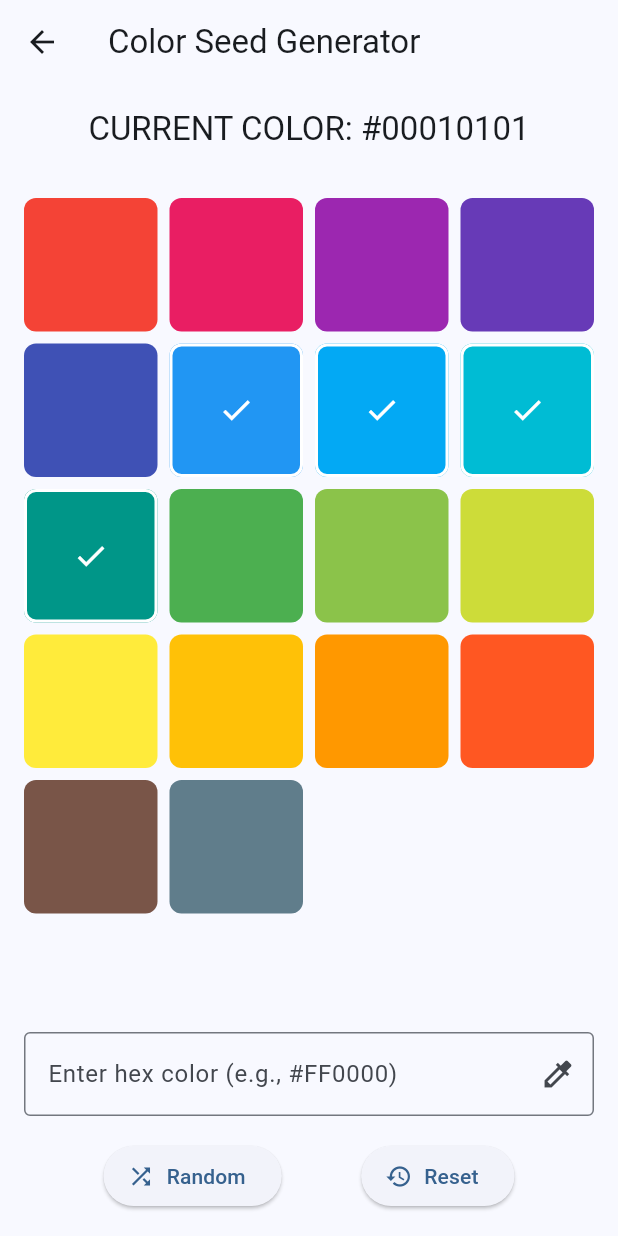
After one commit to dongguowu/material_palette, a Flutter app: the SeedColorGeneratorPage screen opened directly, after a tap on "Random", after a tap on "Reset", on a phone screen of 412 x 824 dp. The commit adds this screen. Run offline on Flutter 3.47's test engine with Material 3 defaults, Android fonts, the phone set to English and light mode, and no system bars; our stand-ins replace auto_route, flutter_riverpod, fpdart, freezed_annotation, get_it, logger and 2 more; missing offline and left inert: flutter_adaptive_scaffold, flutter_logs; accounts and stored records are empty; generated files the repository leaves out were written again.

Commit message:
#1.0.9 add color picker for seed color

```diff
--- /dev/null
+++ b/lib/features/app/app_color/app_color_seed_notifier.dart
@@ -0,0 +1,54 @@
+import 'package:flutter/material.dart';
+import 'package:riverpod_annotation/riverpod_annotation.dart';
+
+import '../app_logger/ui/app_logger.dart';
+
+part 'app_color_seed_notifier.g.dart';
+
+/// A notifier that manages the app's color seed for generating color schemes.
+@riverpod
+class ColorSeedNotifier extends _$ColorSeedNotifier {
+  /// The default color seed used when the app starts.
+  static const Color defaultColorSeed = Colors.blue;
+
+  @override
+  Color build() {
+    // Return the default color seed as the initial state
+    return defaultColorSeed;
+  }
+
+  /// Updates the color seed to a new value.
+  /// This will trigger a rebuild of any widgets watching this provider.
+  void updateColorSeed(Color newColor) {
+    state = newColor;
+  }
+
+  /// Converts a color string to a Color object.
+  /// Accepts hex strings in the format: '#RRGGBB' or '#AARRGGBB'
+  /// Returns null if the string cannot be parsed.
+  Color? _getColorFromString(String colorString) {
+    // Remove any leading '#' character
+    final hexString = colorString.replaceFirst('#', '');
+
+    // Parse the hex string based on its length
+    try {
+      if (hexString.length == 6) {
+        // RGB format
+        return Color(int.parse('FF$hexString', radix: 16));
+      } else if (hexString.length == 8) {
+        // ARGB format
+        return Color(int.parse(hexString, radix: 16));
+      }
+    } catch (e) {
+      logError('Error parsing color string: $colorString');
+    }
+    return null;
+  }
+
+  void updateColorFromString(String colorString) {
+    final color = _getColorFromString(colorString);
+    if (color != null) {
+      state = color;
+    }
+  }
+}
--- a/lib/features/app/app_layout/root_screen_helper.dart
+++ b/lib/features/app/app_layout/root_screen_helper.dart
@@ -8,7 +8,7 @@ class RootHelper {
 
   static List<PageRouteInfo<Object?>> routes = [
     const HomeRoute(), // 0
-    const HomeRoute(), // 0
+    const SeedColorGeneratorRoute(), // 0
     const ColorHelperRoute(), // 0
     const AboutRoute(), // 0
     // TemperatureHistoryRoute(vehicleId: '123'), // 2
--- a/lib/features/app/app_router/app_router.dart
+++ b/lib/features/app/app_router/app_router.dart
@@ -24,6 +24,11 @@ class AppRouter extends RootStackRouter {
       initial: true,
       children: [
         AutoRoute(page: HomeRoute.page, path: 'home', initial: true),
+        AutoRoute(
+          page: SeedColorGeneratorRoute.page,
+          path: 'seed-color-generator',
+          initial: false,
+        ),
         AutoRoute(page: ColorHelperRoute.page, path: 'helper', initial: false),
         AutoRoute(page: AboutRoute.page, path: 'about', initial: false),
       ],
--- /dev/null
+++ b/lib/features/palette/ui/seed_color_generator_page.dart
@@ -0,0 +1,481 @@
+import 'dart:math' show pi, cos, sin, atan2;
+import 'package:auto_route/auto_route.dart';
+import 'package:flutter/material.dart';
+import 'package:flutter_riverpod/flutter_riverpod.dart';
+import '../../app/app_color/app_color_seed_notifier.dart';
+
+/// A page that allows users to generate and select color seeds for the app's theme.
+///
+/// This page provides multiple ways to select a color:
+/// * A grid of predefined Material Design colors
+/// * A color picker for custom color selection
+/// * A text input for custom hex color values
+/// * A random color generator
+/// * A reset option to return to the default color
+///
+/// The selected color is managed by [ColorSeedNotifier] and will affect the app's
+/// theme throughout the application.
+@RoutePage(name: 'SeedColorGeneratorRoute')
+class SeedColorGeneratorPage extends ConsumerWidget {
+  /// Creates a [SeedColorGeneratorPage].
+  const SeedColorGeneratorPage({super.key});
+
+  /// A list of predefined Material Design colors available for selection.
+  ///
+  /// These colors are used to generate the color grid and serve as options
+  /// for the random color generator.
+  static const List<MaterialColor> materialColors = [
+    Colors.red,
+    Colors.pink,
+    Colors.purple,
+    Colors.deepPurple,
+    Colors.indigo,
+    Colors.blue,
+    Colors.lightBlue,
+    Colors.cyan,
+    Colors.teal,
+    Colors.green,
+    Colors.lightGreen,
+    Colors.lime,
+    Colors.yellow,
+    Colors.amber,
+    Colors.orange,
+    Colors.deepOrange,
+    Colors.brown,
+    Colors.blueGrey,
+  ];
+
+  /// Shows a color picker dialog for custom color selection.
+  ///
+  /// Returns the selected color or null if the dialog is dismissed.
+  Future<Color?> _showColorPicker(BuildContext context, Color initialColor) {
+    Color pickerColor = initialColor;
+    final ValueNotifier<double> brightnessNotifier = ValueNotifier(
+      HSVColor.fromColor(initialColor).value,
+    );
+
+    return showDialog<Color>(
+      context: context,
+      builder: (BuildContext context) {
+        return AlertDialog(
+          title: const Text('Pick a color'),
+          content: SingleChildScrollView(
+            child: Column(
+              mainAxisSize: MainAxisSize.min,
+              children: [
+                // Color wheel picker
+                SizedBox(
+                  width: 280,
+                  height: 280,
+                  child: Stack(
+                    alignment: Alignment.center,
+                    children: [
+                      // Color wheel
+                      ValueListenableBuilder<double>(
+                        valueListenable: brightnessNotifier,
+                        builder: (context, brightness, _) {
+                          return _ColorWheel(
+                            currentColor: pickerColor,
+                            brightness: brightness,
+                            onColorChanged: (color) {
+                              pickerColor = color;
+                              (context as Element).markNeedsBuild();
+                            },
+                          );
+                        },
+                      ),
+                      // Brightness slider (circular)
+                      Positioned(
+                        right: 0,
+                        child: SizedBox(
+                          height: 280,
+                          width: 32,
+                          child: RotatedBox(
+                            quarterTurns: -1,
+                            child: SliderTheme(
+                              data: SliderThemeData(
+                                trackHeight: 12,
+                                activeTrackColor: Colors.grey[300],
+                                inactiveTrackColor: Colors.grey[300],
+                                thumbColor: Colors.white,
+                                overlayColor: Colors.white.withAlpha(32),
+                                thumbShape: const RoundSliderThumbShape(
+                                  enabledThumbRadius: 8,
+                                ),
+                              ),
+                              child: Slider(
+                                value: brightnessNotifier.value,
+                                onChanged: (value) {
+                                  brightnessNotifier.value = value;
+                                  final hsv = HSVColor.fromColor(pickerColor);
+                                  pickerColor = hsv.withValue(value).toColor();
+                                  (context as Element).markNeedsBuild();
+                                },
+                              ),
+                            ),
+                          ),
+                        ),
+                      ),
+                    ],
+                  ),
+                ),
+                const SizedBox(height: 16),
+                // Color preview
+                Container(
+                  width: 100,
+                  height: 50,
+                  decoration: BoxDecoration(
+                    color: pickerColor,
+                    borderRadius: BorderRadius.circular(8),
+                    border: Border.all(color: Colors.grey),
+                  ),
+                ),
+                const SizedBox(height: 8),
+                // Hex color display
+                Text(
+                  '#${pickerColor.r.round().toRadixString(16).padLeft(2, '0')}'
+                          '${pickerColor.g.round().toRadixString(16).padLeft(2, '0')}'
+                          '${pickerColor.b.round().toRadixString(16).padLeft(2, '0')}'
+                      .toUpperCase(),
+                  style: Theme.of(context).textTheme.bodyLarge,
+                ),
+              ],
+            ),
+          ),
+          actions: <Widget>[
+            TextButton(
+              child: const Text('Cancel'),
+              onPressed: () => Navigator.of(context).pop(),
+            ),
+            TextButton(
+              child: const Text('Select'),
+              onPressed: () => Navigator.of(context).pop(pickerColor),
+            ),
+          ],
+        );
+      },
+    );
+  }
+
+  @override
+  Widget build(BuildContext context, WidgetRef ref) {
+    final currentColor = ref.watch(colorSeedNotifierProvider);
+
+    return Scaffold(
+      appBar: AppBar(
+        title: const Text('Color Seed Generator'),
+        backgroundColor: Theme.of(context).colorScheme.surface,
+      ),
+      body: Column(
+        children: [
+          Padding(
+            padding: const EdgeInsets.all(16.0),
+            child: Text(
+              'Current Color: #${currentColor.r.round().toRadixString(16).padLeft(2, '0')}'
+                      '${currentColor.g.round().toRadixString(16).padLeft(2, '0')}'
+                      '${currentColor.b.round().toRadixString(16).padLeft(2, '0')}'
+                      '${currentColor.a.round().toRadixString(16).padLeft(2, '0')}'
+                  .toUpperCase(),
+              style: Theme.of(context).textTheme.titleLarge,
+            ),
+          ),
+          Expanded(
+            child: GridView.builder(
+              padding: const EdgeInsets.all(16),
+              gridDelegate: const SliverGridDelegateWithFixedCrossAxisCount(
+                crossAxisCount: 4,
+                crossAxisSpacing: 8,
+                mainAxisSpacing: 8,
+              ),
+              itemCount: materialColors.length,
+              itemBuilder: (context, index) {
+                final color = materialColors[index];
+                final isSelected =
+                    currentColor.r.round() == color.r.round() &&
+                    currentColor.g.round() == color.g.round() &&
+                    currentColor.b.round() == color.b.round();
+
+                return _ColorButton(
+                  color: color,
+                  isSelected: isSelected,
+                  onPressed: () {
+                    ref
+                        .read(colorSeedNotifierProvider.notifier)
+                        .updateColorSeed(color);
+                  },
+                );
+              },
+            ),
+          ),
+          Padding(
+            padding: const EdgeInsets.all(16.0),
+            child: Column(
+              children: [
+                TextField(
+                  decoration: InputDecoration(
+                    labelText: 'Enter hex color (e.g., #FF0000)',
+                    border: const OutlineInputBorder(),
+                    suffixIcon: IconButton(
+                      icon: const Icon(Icons.colorize),
+                      onPressed: () async {
+                        final Color? newColor = await _showColorPicker(
+                          context,
+                          currentColor,
+                        );
+                        if (newColor != null) {
+                          ref
+                              .read(colorSeedNotifierProvider.notifier)
+                              .updateColorSeed(newColor);
+                        }
+                      },
+                    ),
+                  ),
+                  onSubmitted: (value) {
+                    ref
+                        .read(colorSeedNotifierProvider.notifier)
+                        .updateColorFromString(value);
+                  },
+                ),
+                const SizedBox(height: 16),
+                Row(
+                  mainAxisAlignment: MainAxisAlignment.spaceEvenly,
+                  children: [
+                    ElevatedButton.icon(
+                      onPressed: () {
+                        final randomColor =
+                            materialColors[DateTime.now().millisecond %
+                                materialColors.length];
+                        ref
+                            .read(colorSeedNotifierProvider.notifier)
+                            .updateColorSeed(randomColor);
+                      },
+                      icon: const Icon(Icons.shuffle),
+                      label: const Text('Random'),
+                    ),
+                    ElevatedButton.icon(
+                      onPressed: () {
+                        ref
+                            .read(colorSeedNotifierProvider.notifier)
+                            .updateColorSeed(
+                              ColorSeedNotifier.defaultColorSeed,
+                            );
+                      },
+                      icon: const Icon(Icons.restore),
+                      label: const Text('Reset'),
+                    ),
+                  ],
+                ),
+              ],
+            ),
+          ),
+        ],
+      ),
+    );
+  }
+}
+
+/// A custom painter that draws a color wheel for color selection.
+class _ColorWheel extends StatefulWidget {
+  final Color currentColor;
+  final double brightness;
+  final ValueChanged<Color> onColorChanged;
+
+  const _ColorWheel({
+    required this.currentColor,
+    required this.brightness,
+    required this.onColorChanged,
+  });
+
+  @override
+  State<_ColorWheel> createState() => _ColorWheelState();
+}
+
+class _ColorWheelState extends State<_ColorWheel> {
+  late HSVColor _currentHsv;
+  late Offset _currentPosition;
+  final double _padding = 16.0;
+
+  @override
+  void initState() {
+    super.initState();
+    _currentHsv = HSVColor.fromColor(widget.currentColor);
+    _updatePosition();
+  }
+
+  @override
+  void didUpdateWidget(_ColorWheel oldWidget) {
+    super.didUpdateWidget(oldWidget);
+    if (oldWidget.currentColor != widget.currentColor ||
+        oldWidget.brightness != widget.brightness) {
+      _currentHsv = HSVColor.fromColor(
+        widget.currentColor,
+      ).withValue(widget.brightness);
+      _updatePosition();
+    }
+  }
+
+  void _updatePosition() {
+    final double radius = _currentHsv.saturation * ((280 - _padding * 2) / 2);
+    final double angle = _currentHsv.hue * pi / 180;
+    _currentPosition = Offset(radius * cos(angle), radius * sin(angle));
+  }
+
+  void _handlePanUpdate(DragUpdateDetails details, BoxConstraints constraints) {
+    _updateColorFromPosition(details.globalPosition, constraints);
+  }
+
+  void _handlePanStart(DragStartDetails details, BoxConstraints constraints) {
+    _updateColorFromPosition(details.globalPosition, constraints);
+  }
+
+  void _updateColorFromPosition(
+    Offset globalPosition,
+    BoxConstraints constraints,
+  ) {
+    final RenderBox box = context.findRenderObject() as RenderBox;
+    final Offset localPosition = box.globalToLocal(globalPosition);
+    final Offset center = Offset(
+      constraints.maxWidth / 2,
+      constraints.maxHeight / 2,
+    );
+    final Offset relativePosition = localPosition - center;
+
+    // Calculate hue and saturation from the position
+    final double angle =
+        (atan2(relativePosition.dy, relativePosition.dx) * 180 / pi) % 360;
+    final double radius = relativePosition.distance;
+    final double maxRadius = (constraints.maxWidth - _padding * 2) / 2;
+    final double saturation = (radius / maxRadius).clamp(0.0, 1.0);
+
+    _currentHsv = HSVColor.fromAHSV(1.0, angle, saturation, widget.brightness);
+    _currentPosition = relativePosition;
+    widget.onColorChanged(_currentHsv.toColor());
+  }
+
+  @override
+  Widget build(BuildContext context) {
+    return LayoutBuilder(
+      builder: (context, constraints) {
+        return GestureDetector(
+          onPanStart: (details) => _handlePanStart(details, constraints),
+          onPanUpdate: (details) => _handlePanUpdate(details, constraints),
+          child: CustomPaint(
+            size: Size(constraints.maxWidth, constraints.maxHeight),
+            painter: _ColorWheelPainter(
+              padding: _padding,
+              brightness: widget.brightness,
+              currentPosition: _currentPosition,
+            ),
+          ),
+        );
+      },
+    );
+  }
+}
+
+/// A custom painter that draws the color wheel and selector.
+class _ColorWheelPainter extends CustomPainter {
+  final double padding;
+  final double brightness;
+  final Offset currentPosition;
+
+  _ColorWheelPainter({
+    required this.padding,
+    required this.brightness,
+    required this.currentPosition,
+  });
+
+  @override
+  void paint(Canvas canvas, Size size) {
+    final Offset center = Offset(size.width / 2, size.height / 2);
+    final double radius = (size.width - padding * 2) / 2;
+
+    // Draw color wheel
+    for (double angle = 0; angle < 360; angle += 1) {
+      final double radian = angle * pi / 180;
+      final Paint paint = Paint()..style = PaintingStyle.fill;
+
+      for (double saturation = 0; saturation <= 1.0; saturation += 0.02) {
+        final Color color =
+            HSVColor.fromAHSV(1.0, angle, saturation, brightness).toColor();
+
+        paint.color = color;
+
+        final double r = radius * saturation;
+        final Offset p1 = center + Offset(r * cos(radian), r * sin(radian));
+        canvas.drawCircle(p1, 1, paint);
+      }
+    }
+
+    // Draw selector
+    final Paint selectorPaint =
+        Paint()
+          ..color = Colors.white
+          ..style = PaintingStyle.stroke
+          ..strokeWidth = 2;
+
+    canvas.drawCircle(center + currentPosition, 8, selectorPaint);
+
+    canvas.drawCircle(
+      center + currentPosition,
+      7,
+      Paint()..color = Colors.black.withOpacity(0.5),
+    );
+  }
+
+  @override
+  bool shouldRepaint(_ColorWheelPainter oldDelegate) =>
+      oldDelegate.brightness != brightness ||
+      oldDelegate.currentPosition != currentPosition;
+}
+
+/// A custom button widget that displays a color swatch and indicates selection.
+///
+/// This is a private widget used by [SeedColorGeneratorPage] to display individual
+/// color options in the color grid.
+class _ColorButton extends StatelessWidget {
+  /// The color to display in the button.
+  final MaterialColor color;
+
+  /// Whether this color is currently selected.
+  ///
+  /// When true, displays a checkmark icon over the color.
+  final bool isSelected;
+
+  /// Callback function called when the button is pressed.
+  final VoidCallback onPressed;
+
+  /// Creates a [_ColorButton].
+  ///
+  /// All parameters are required:
+  /// * [color]: The MaterialColor to display
+  /// * [isSelected]: Whether this color is currently selected
+  /// * [onPressed]: Callback function when the button is pressed
+  const _ColorButton({
+    required this.color,
+    required this.isSelected,
+    required this.onPressed,
+  });
+
+  @override
+  Widget build(BuildContext context) {
+    return Material(
+      color: color,
+      shape: RoundedRectangleBorder(
+        borderRadius: BorderRadius.circular(8),
+        side: BorderSide(
+          color: isSelected ? Colors.white : Colors.transparent,
+          width: 2,
+        ),
+      ),
+      child: InkWell(
+        onTap: onPressed,
+        borderRadius: BorderRadius.circular(8),
+        child:
+            isSelected
+                ? const Center(child: Icon(Icons.check, color: Colors.white))
+                : null,
+      ),
+    );
+  }
+}
--- a/lib/main.dart
+++ b/lib/main.dart
@@ -7,6 +7,7 @@ import '../features/app/app_router/app_router.dart';
 import '../features/app/app_router/auth_service.dart';
 import '../features/app/app_themes/ui/app_material_theme.dart';
 import '../features/app/app_themes/ui/dark_mode_notifier.dart';
+import '../features/app/app_color/app_color_seed_notifier.dart';
 import 'setup_dependencies.dart';
 
 final getIt = GetIt.instance;
@@ -53,13 +54,14 @@ class MyApp extends ConsumerWidget {
   @override
   Widget build(BuildContext context, WidgetRef ref) {
     final themeMode = ref.watch(darkModeNotifierProvider);
+    final seedColor = ref.watch(colorSeedNotifierProvider);
 
     return MaterialApp.router(
       title: 'Your App',
       theme: ThemeData(
         useMaterial3: true, // Enable Material 3
         colorScheme: ColorScheme.fromSeed(
-          seedColor: Colors.yellow, // Your seed color
+          seedColor: seedColor, // Use the dynamic seed color from the provider
           brightness: Brightness.light, // Light or dark mode
         ),
       ),
--- a/pubspec.yaml
+++ b/pubspec.yaml
@@ -45,6 +45,7 @@ dependencies:
   fpdart: ^1.1.1
   flutter_riverpod: ^2.6.1
   flutter_adaptive_scaffold: ^0.3.3+1
+  flutter_colorpicker: ^1.1.0
 
 dev_dependencies:
   flutter_test:
```
Also changed, not shown: lib/features/app/app_layout/active_tab_notifier.dart (+5 -19 lines), lib/features/app/app_color/app_color_seed_notifier.g.dart (added), lib/features/app/app_router/app_router.gr.dart, pubspec.lock.
